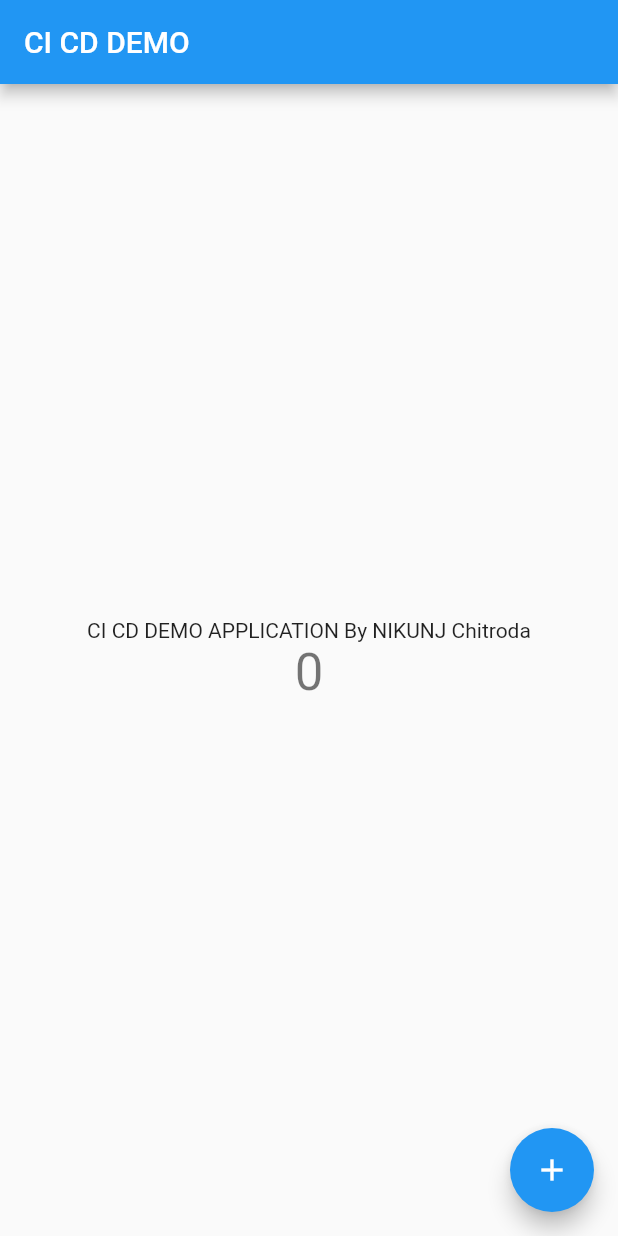
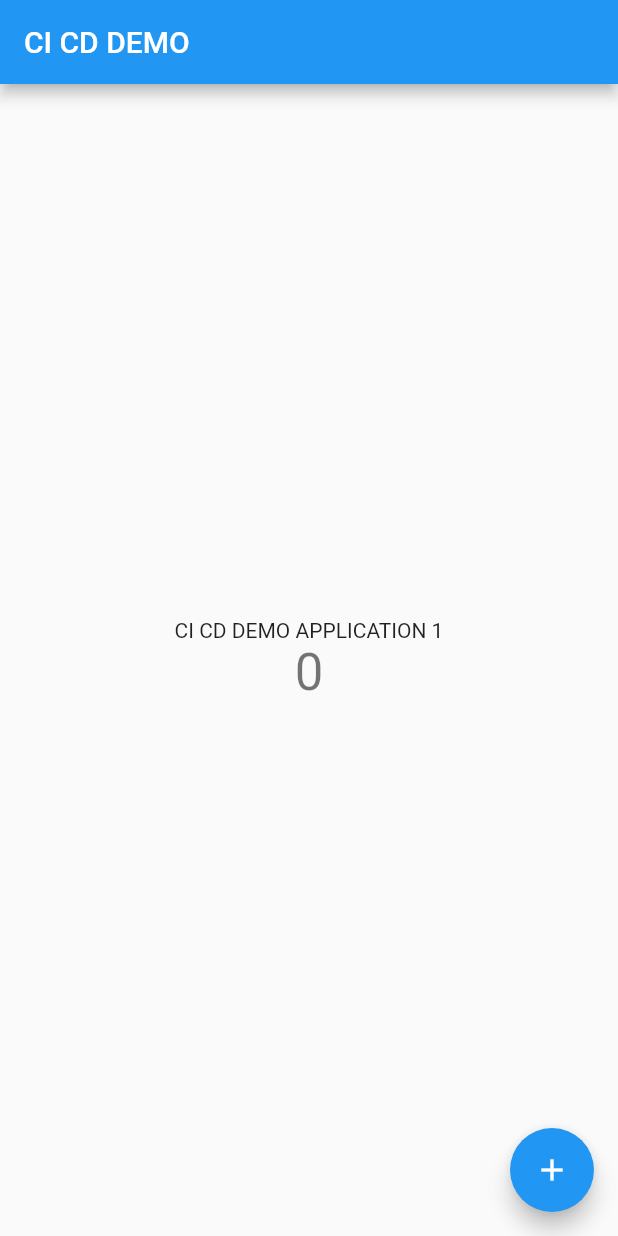
Before and after one commit to nikunjdev22/cicd_demo, a Flutter app: the screen it shows after launch, on a phone screen of 412 x 824 dp. Run offline on Flutter 3.47's test engine with Material 2 defaults, Android fonts, the phone set to English and light mode, and no system bars.

Commit message:
[X] DONE :- - Text Changes 4.

```diff
--- a/lib/main.dart
+++ b/lib/main.dart
@@ -74,7 +74,7 @@ class _MyHomePageState extends State<MyHomePage> {
           mainAxisAlignment: MainAxisAlignment.center,
           children: <Widget>[
             const Text(
-              "CI CD DEMO APPLICATION By NIKUNJ Chitroda",
+              "CI CD DEMO APPLICATION 1",
             ),
             Text(
               '$_counter',
```
